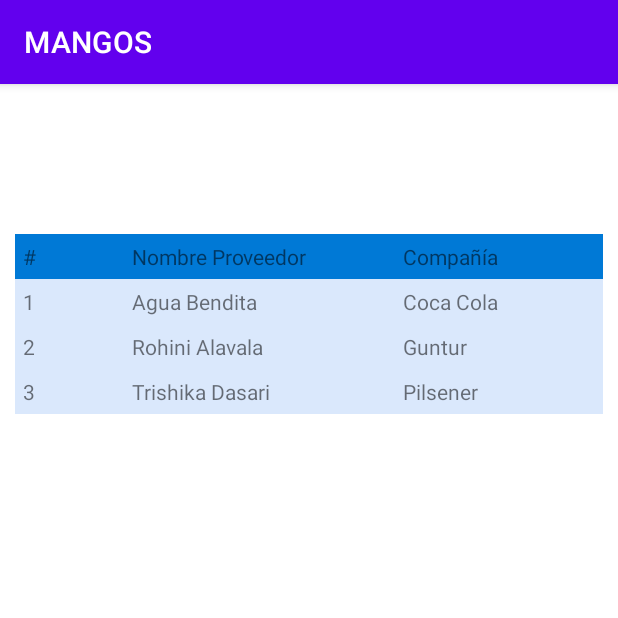
After one commit to SantiagoMoreira3C/PROJECT_MANGOS, an Android app: the ListaConDataDummy screen opened directly, with no data from a screen before it, on a phone screen of 412 x 824 dp, the top half of it. The commit adds this screen. Run offline under Robolectric (Android 15) with nearby library versions, the phone set to English and light mode, and no system bars.

Commit message:
aumento con data dummy

```diff
--- a/app/src/main/AndroidManifest.xml
+++ b/app/src/main/AndroidManifest.xml
@@ -1,5 +1,6 @@
 <?xml version="1.0" encoding="utf-8"?>
 <manifest xmlns:android="http://schemas.android.com/apk/res/android"
+    xmlns:tools="http://schemas.android.com/tools"
     package="facci.am1.mangos">
 
     <application
@@ -9,6 +10,9 @@
         android:roundIcon="@mipmap/iconmango_round"
         android:supportsRtl="true"
         android:theme="@style/Theme.MANGOS">
+        <activity
+            android:name=".ListaConDataDummy"
+            android:exported="false" />
         <activity
             android:name=".EditarConfiguracionActivity"
             android:exported="false" />
--- a/app/src/main/java/facci/am1/mangos/ListaActivity.java
+++ b/app/src/main/java/facci/am1/mangos/ListaActivity.java
@@ -5,8 +5,12 @@ import androidx.appcompat.app.AppCompatActivity;
 import android.content.Intent;
 import android.os.Bundle;
 import android.view.View;
+import android.view.ViewGroup;
+
 
 public class ListaActivity extends AppCompatActivity {
+
+
 
     @Override
     protected void onCreate(Bundle savedInstanceState) {
@@ -20,4 +24,10 @@ public class ListaActivity extends AppCompatActivity {
         startActivity(lista);
     }
 
+
+    public void MetodoMostrarproveedor(View view) {
+       Intent  mostrarproveedor = new Intent(this, ListaConDataDummy.class);
+       startActivity(mostrarproveedor);
+
+    }
 }
--- /dev/null
+++ b/app/src/main/java/facci/am1/mangos/ListaConDataDummy.java
@@ -0,0 +1,22 @@
+package facci.am1.mangos;
+
+import androidx.appcompat.app.AppCompatActivity;
+
+import android.content.Intent;
+import android.os.Bundle;
+import android.view.View;
+
+public class ListaConDataDummy extends AppCompatActivity {
+
+    @Override
+    protected void onCreate(Bundle savedInstanceState) {
+        super.onCreate(savedInstanceState);
+        setContentView(R.layout.activity_lista_con_data_dummy);
+    }
+
+    public void AtrasConfiguracioEditar(View view){
+
+        Intent atraseditar = new Intent(this, ConfiguracionActivity.class);
+        startActivity(atraseditar);
+    }
+}
--- a/app/src/main/res/layout/activity_lista.xml
+++ b/app/src/main/res/layout/activity_lista.xml
@@ -42,6 +42,7 @@
         android:layout_marginEnd="16dp"
         android:backgroundTint="@color/colorAccent"
         android:text="@string/boton_proveedor_lista"
+        android:onClick="MetodoMostrarproveedor"
         app:layout_constraintEnd_toEndOf="parent"
         app:layout_constraintHorizontal_bias="0.0"
         app:layout_constraintStart_toStartOf="parent"
--- /dev/null
+++ b/app/src/main/res/layout/activity_lista_con_data_dummy.xml
@@ -0,0 +1,76 @@
+<?xml version="1.0" encoding="utf-8"?>
+<TableLayout xmlns:android="http://schemas.android.com/apk/res/android"
+    android:layout_width="match_parent"
+    android:layout_height="match_parent"
+    android:layout_marginTop="100dp"
+    android:paddingLeft="10dp"
+    android:paddingRight="10dp" >
+    <TableRow android:background="#0079D6" android:padding="5dp">
+        <TextView
+            android:layout_width="wrap_content"
+            android:layout_height="wrap_content"
+            android:layout_weight="1"
+            android:text="#" />
+        <TextView
+            android:layout_width="wrap_content"
+            android:layout_height="wrap_content"
+            android:layout_weight="1"
+            android:text="Nombre Proveedor" />
+        <TextView
+            android:layout_width="wrap_content"
+            android:layout_height="wrap_content"
+            android:layout_weight="1"
+            android:text="Compañía" />
+    </TableRow>
+    <TableRow android:background="#DAE8FC" android:padding="5dp">
+        <TextView
+            android:layout_width="wrap_content"
+            android:layout_height="wrap_content"
+            android:layout_weight="1"
+            android:text="1" />
+        <TextView
+            android:layout_width="wrap_content"
+            android:layout_height="wrap_content"
+            android:layout_weight="1"
+            android:text="Agua Bendita" />
+        <TextView
+            android:layout_width="wrap_content"
+            android:layout_height="wrap_content"
+            android:layout_weight="1"
+            android:text="Coca Cola" />
+    </TableRow>
+    <TableRow android:background="#DAE8FC" android:padding="5dp">
+        <TextView
+            android:layout_width="wrap_content"
+            android:layout_height="wrap_content"
+            android:layout_weight="1"
+            android:text="2" />
+        <TextView
+            android:layout_width="wrap_content"
+            android:layout_height="wrap_content"
+            android:layout_weight="1"
+            android:text="Rohini Alavala" />
+        <TextView
+            android:layout_width="wrap_content"
+            android:layout_height="wrap_content"
+            android:layout_weight="1"
+            android:text="Guntur" />
+    </TableRow>
+    <TableRow android:background="#DAE8FC" android:padding="5dp">
+        <TextView
+            android:layout_width="wrap_content"
+            android:layout_height="wrap_content"
+            android:layout_weight="1"
+            android:text="3" />
+        <TextView
+            android:layout_width="wrap_content"
+            android:layout_height="wrap_content"
+            android:layout_weight="1"
+            android:text="Trishika Dasari" />
+        <TextView
+            android:layout_width="wrap_content"
+            android:layout_height="wrap_content"
+            android:layout_weight="1"
+            android:text="Pilsener" />
+    </TableRow>
+</TableLayout>
```
